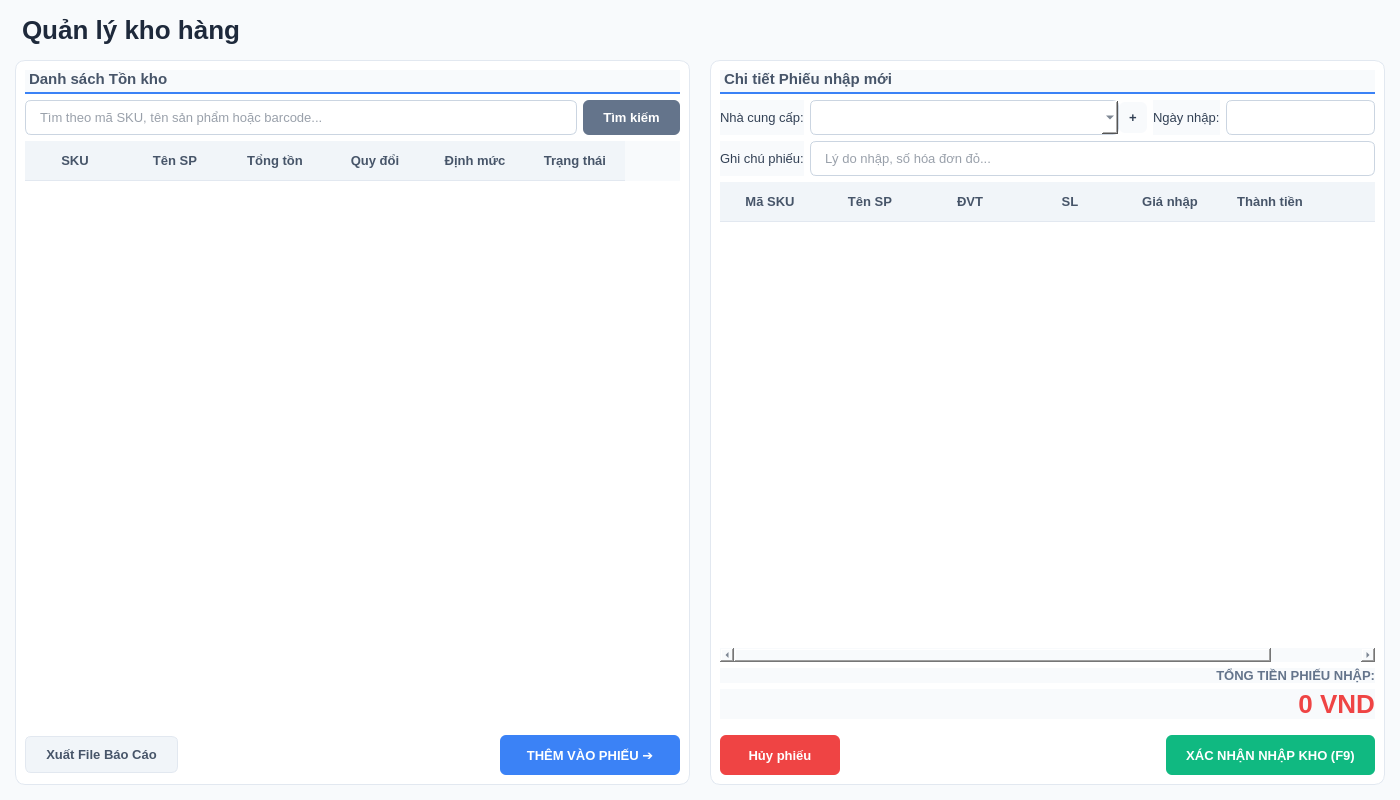
The window that app/modules/inventory/ui/views/inventory_management.ui (minhtoan3131/stationpos-python-coursework-basic) describes before a commit, drawn with Qt 5.
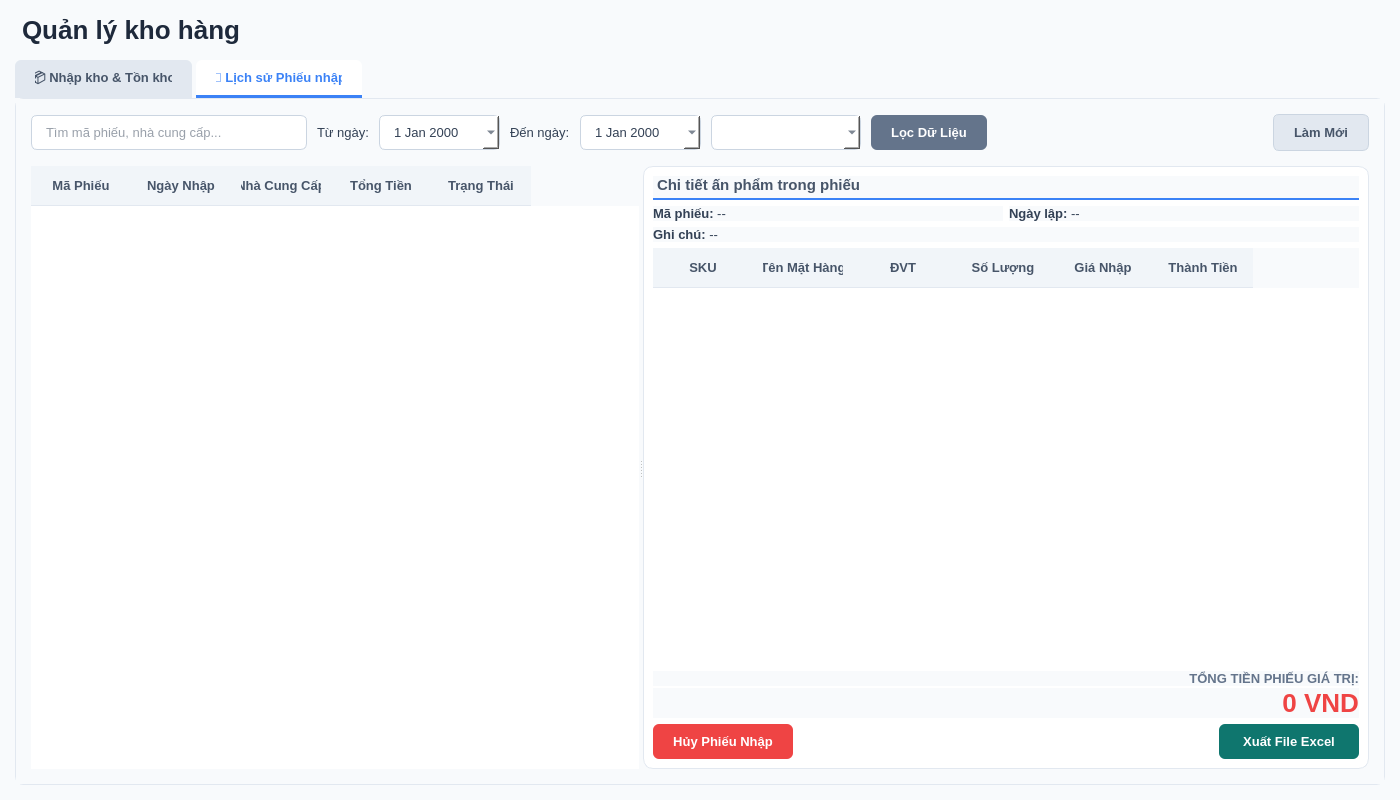
The same window after the commit. The open tabs and pages were chosen to show the change.

Commit message: feat(inventory): implement purchase order history

The edit to the form file:
```diff
--- a/app/modules/inventory/ui/views/inventory_management.ui
+++ b/app/modules/inventory/ui/views/inventory_management.ui
@@ -36,7 +36,7 @@
         padding-bottom: 5px;
     }
 
-    QLabel#lbl_sub_left, QLabel#lbl_sub_right {
+    QLabel#lbl_sub_left, QLabel#lbl_sub_right, QLabel#lbl_sub_history {
         font-size: 15px;
         font-weight: 700;
         color: #475569;
@@ -45,7 +45,7 @@
         padding-bottom: 4px;
     }
 
-    QLineEdit, QComboBox {
+    QLineEdit, QComboBox, QDateEdit {
         padding: 8px 12px;
         border: 1px solid #cbd5e1;
         border-radius: 6px;
@@ -79,20 +79,53 @@
         font-weight: bold;
     }
 
-    QPushButton#btn_search { background-color: #64748b; color: white; }
+    QPushButton#btn_search, QPushButton#btn_filter_po { background-color: #64748b; color: white; border: none; }
+    QPushButton#btn_search:hover, QPushButton#btn_filter_po:hover { background-color: #475569; }
+
+    QPushButton#btn_reset_filter_po { background-color: #e2e8f0; color: #475569; border: 1px solid #cbd5e1; }
+    QPushButton#btn_reset_filter_po:hover { background-color: #cbd5e1; }
+
     QPushButton#btn_import_action { background-color: #3b82f6; color: white; border: none; }
     QPushButton#btn_import_action:hover { background-color: #2563eb; }
-    QPushButton#btn_clear_all { background-color: #ef4444; color: white; border: none; }
-    QPushButton#btn_clear_all:hover { background-color: #dc2626; }
+
+    QPushButton#btn_clear_all, QPushButton#btn_cancel_po { background-color: #ef4444; color: white; border: none; }
+    QPushButton#btn_clear_all:hover, QPushButton#btn_cancel_po:hover { background-color: #dc2626; }
+
     QPushButton#btn_save_all { background-color: #10b981; color: white; border: none; }
     QPushButton#btn_save_all:hover { background-color: #059669; }
-    QPushButton#btn_add_supplier { padding: 8px; }
 
-    QLabel#lbl_total_value {
+    QPushButton#btn_export_po_excel { background-color: #0f766e; color: white; border: none; }
+    QPushButton#btn_export_po_excel:hover { background-color: #115e59; }
+
+    QLabel#lbl_total_value, QLabel#lbl_detail_total_value {
         font-size: 26px;
         font-weight: 900;
         color: #ef4444;
     }
+
+    /* Giao diện Tab Widget hiện đại */
+    QTabWidget::tab-bar {
+        alignment: left;
+    }
+    QTabWidget::pane {
+        border: 1px solid #e2e8f0;
+        background: #ffffff;
+        border-radius: 8px;
+    }
+    QTabBar::tab {
+        background: #e2e8f0;
+        color: #475569;
+        padding: 10px 20px;
+        font-weight: bold;
+        border-top-left-radius: 6px;
+        border-top-right-radius: 6px;
+        margin-right: 4px;
+    }
+    QTabBar::tab:selected {
+        background: #ffffff;
+        color: #3b82f6;
+        border-bottom: 3px solid #3b82f6;
+    }
    </string>
   </property>
   <layout class="QVBoxLayout" name="verticalLayout_main">
@@ -119,6 +152,14 @@
     </widget>
    </item>
    <item>
+    <widget class="QTabWidget" name="tabWidget_inventory">
+     <property name="currentIndex">
+      <number>0</number>
+     </property>
+     <widget class="QWidget" name="tab_import">
+      <attribute name="title">
+       <string>📦 Nhập kho &amp;&amp; Tồn kho</string>
+      </attribute>
     <layout class="QHBoxLayout" name="horizontalLayout_content" stretch="1,1">
      <property name="spacing">
       <number>20</number>
@@ -344,11 +385,7 @@
             <string>Thành tiền</string>
            </property>
           </column>
-          <column>
-           <property name="text">
-            <string/>
-           </property>
-          </column>
+            <column/>
          </widget>
         </item>
         <item>
@@ -428,6 +465,310 @@
       </widget>
      </item>
     </layout>
+     </widget>
+     <widget class="QWidget" name="tab_history">
+      <attribute name="title">
+       <string>📜 Lịch sử Phiếu nhập</string>
+      </attribute>
+      <layout class="QVBoxLayout" name="verticalLayout_tab_history">
+       <property name="spacing">
+        <number>15</number>
+       </property>
+       <property name="leftMargin">
+        <number>15</number>
+       </property>
+       <property name="topMargin">
+        <number>15</number>
+       </property>
+       <property name="rightMargin">
+        <number>15</number>
+       </property>
+       <property name="bottomMargin">
+        <number>15</number>
+       </property>
+       <item>
+        <layout class="QHBoxLayout" name="layout_filters_po">
+         <property name="spacing">
+          <number>10</number>
+         </property>
+         <item>
+          <widget class="QLineEdit" name="txt_search_po">
+           <property name="minimumSize">
+            <size>
+             <width>250</width>
+             <height>0</height>
+            </size>
+           </property>
+           <property name="placeholderText">
+            <string>Tìm mã phiếu, nhà cung cấp...</string>
+           </property>
+          </widget>
+         </item>
+         <item>
+          <widget class="QLabel" name="lbl_date_from">
+           <property name="text">
+            <string>Từ ngày:</string>
+           </property>
+          </widget>
+         </item>
+         <item>
+          <widget class="QDateEdit" name="date_po_from">
+           <property name="calendarPopup">
+            <bool>true</bool>
+           </property>
+          </widget>
+         </item>
+         <item>
+          <widget class="QLabel" name="lbl_date_to">
+           <property name="text">
+            <string>Đến ngày:</string>
+           </property>
+          </widget>
+         </item>
+         <item>
+          <widget class="QDateEdit" name="date_po_to">
+           <property name="calendarPopup">
+            <bool>true</bool>
+           </property>
+          </widget>
+         </item>
+         <item>
+          <widget class="QComboBox" name="cbo_status_po">
+           <property name="minimumSize">
+            <size>
+             <width>150</width>
+             <height>0</height>
+            </size>
+           </property>
+          </widget>
+         </item>
+         <item>
+          <widget class="QPushButton" name="btn_filter_po">
+           <property name="text">
+            <string>Lọc Dữ Liệu</string>
+           </property>
+          </widget>
+         </item>
+         <item>
+          <spacer name="spacer_filter">
+           <property name="orientation">
+            <enum>Qt::Horizontal</enum>
+           </property>
+           <property name="sizeHint" stdset="0">
+            <size>
+             <width>0</width>
+             <height>0</height>
+            </size>
+           </property>
+          </spacer>
+         </item>
+         <item>
+          <widget class="QPushButton" name="btn_reset_filter_po">
+           <property name="text">
+            <string>Làm Mới</string>
+           </property>
+          </widget>
+         </item>
+        </layout>
+       </item>
+       <item>
+        <widget class="QSplitter" name="splitter_po_history">
+         <property name="orientation">
+          <enum>Qt::Horizontal</enum>
+         </property>
+         <widget class="QTableWidget" name="tbl_po_master">
+          <property name="selectionBehavior">
+           <enum>QAbstractItemView::SelectRows</enum>
+          </property>
+          <column>
+           <property name="text">
+            <string>Mã Phiếu</string>
+           </property>
+          </column>
+          <column>
+           <property name="text">
+            <string>Ngày Nhập</string>
+           </property>
+          </column>
+          <column>
+           <property name="text">
+            <string>Nhà Cung Cấp</string>
+           </property>
+          </column>
+          <column>
+           <property name="text">
+            <string>Tổng Tiền</string>
+           </property>
+          </column>
+          <column>
+           <property name="text">
+            <string>Trạng Thái</string>
+           </property>
+          </column>
+         </widget>
+         <widget class="QFrame" name="frame_po_detail">
+          <property name="styleSheet">
+           <string notr="true">
+            QFrame#frame_po_detail {
+                background-color: #ffffff;
+                border: 1px solid #e2e8f0;
+                border-radius: 10px;
+            }
+           </string>
+          </property>
+          <layout class="QVBoxLayout" name="verticalLayout_po_detail">
+           <property name="contentsMargins" stdset="0">
+            <number>15</number>
+           </property>
+           <item>
+            <widget class="QLabel" name="lbl_sub_history">
+             <property name="text">
+              <string>Chi tiết ấn phẩm trong phiếu</string>
+             </property>
+            </widget>
+           </item>
+           <item>
+            <layout class="QGridLayout" name="layout_po_meta">
+             <item row="0" column="0">
+              <widget class="QLabel" name="lbl_md_po_id">
+               <property name="text">
+                <string>&lt;b&gt;Mã phiếu:&lt;/b&gt; --</string>
+               </property>
+              </widget>
+             </item>
+             <item row="0" column="1">
+              <widget class="QLabel" name="lbl_md_date">
+               <property name="text">
+                <string>&lt;b&gt;Ngày lập:&lt;/b&gt; --</string>
+               </property>
+              </widget>
+             </item>
+             <item row="1" column="0" colspan="2">
+              <widget class="QLabel" name="lbl_md_note">
+               <property name="text">
+                <string>&lt;b&gt;Ghi chú:&lt;/b&gt; --</string>
+               </property>
+              </widget>
+             </item>
+            </layout>
+           </item>
+           <item>
+            <widget class="QTableWidget" name="tbl_po_details">
+             <property name="selectionBehavior">
+              <enum>QAbstractItemView::SelectRows</enum>
+             </property>
+             <column>
+              <property name="text">
+               <string>SKU</string>
+              </property>
+             </column>
+             <column>
+              <property name="text">
+               <string>Tên Mặt Hàng</string>
+              </property>
+             </column>
+             <column>
+              <property name="text">
+               <string>ĐVT</string>
+              </property>
+             </column>
+             <column>
+              <property name="text">
+               <string>Số Lượng</string>
+              </property>
+             </column>
+             <column>
+              <property name="text">
+               <string>Giá Nhập</string>
+              </property>
+             </column>
+             <column>
+              <property name="text">
+               <string>Thành Tiền</string>
+              </property>
+             </column>
+            </widget>
+           </item>
+           <item>
+            <layout class="QVBoxLayout" name="layout_detail_total">
+             <property name="spacing">
+              <number>2</number>
+             </property>
+             <item>
+              <widget class="QLabel" name="lbl_detail_total_text">
+               <property name="styleSheet">
+                <string notr="true">font-weight: bold; color: #64748b;</string>
+               </property>
+               <property name="text">
+                <string>TỔNG TIỀN PHIẾU GIÁ TRỊ:</string>
+               </property>
+               <property name="alignment">
+                <set>Qt::AlignRight|Qt::AlignTrailing|Qt::AlignVCenter</set>
+               </property>
+              </widget>
+             </item>
+             <item>
+              <widget class="QLabel" name="lbl_detail_total_value">
+               <property name="text">
+                <string>0 VND</string>
+               </property>
+               <property name="alignment">
+                <set>Qt::AlignRight|Qt::AlignTrailing|Qt::AlignVCenter</set>
+               </property>
+              </widget>
+             </item>
+            </layout>
+           </item>
+           <item>
+            <layout class="QHBoxLayout" name="layout_detail_actions">
+             <item>
+              <widget class="QPushButton" name="btn_cancel_po">
+               <property name="minimumSize">
+                <size>
+                 <width>120</width>
+                 <height>35</height>
+                </size>
+               </property>
+               <property name="text">
+                <string>Hủy Phiếu Nhập</string>
+               </property>
+              </widget>
+             </item>
+             <item>
+              <spacer name="spacer_detail_btns">
+               <property name="orientation">
+                <enum>Qt::Horizontal</enum>
+               </property>
+               <property name="sizeHint" stdset="0">
+                <size>
+                 <width>0</width>
+                 <height>0</height>
+                </size>
+               </property>
+              </spacer>
+             </item>
+             <item>
+              <widget class="QPushButton" name="btn_export_po_excel">
+               <property name="minimumSize">
+                <size>
+                 <width>140</width>
+                 <height>35</height>
+                </size>
+               </property>
+               <property name="text">
+                <string>Xuất File Excel</string>
+               </property>
+              </widget>
+             </item>
+            </layout>
+           </item>
+          </layout>
+         </widget>
+        </widget>
+       </item>
+      </layout>
+     </widget>
+    </widget>
    </item>
   </layout>
  </widget>
```
Left out of the diff: 2 changed lines with no effect on the pictures. Lines whose indentation alone changed are shown as unchanged. The commit also changes 20 other files.
